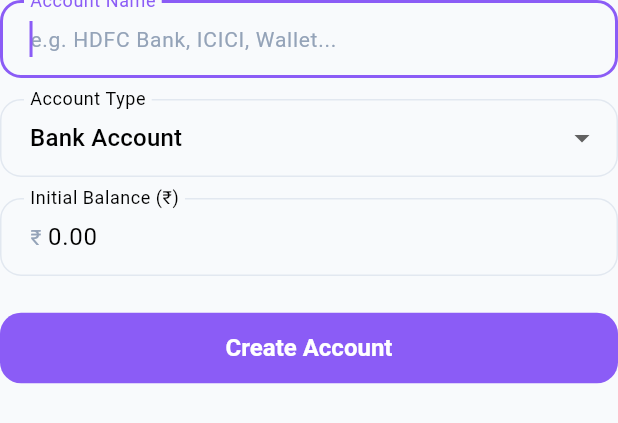
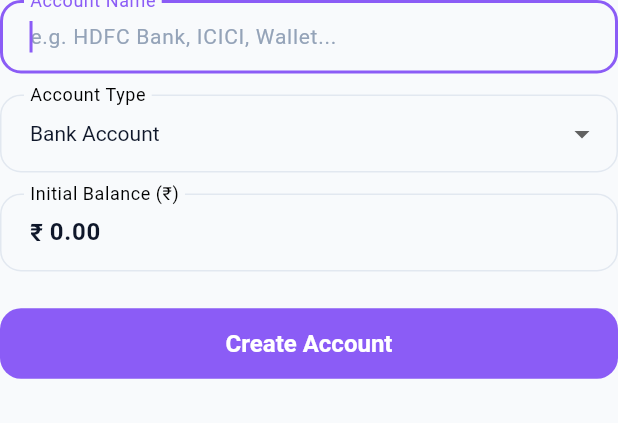
Before and after one commit to madhankumaregd/in-out-budget-manager, a Flutter app: the AddAccountSheet widget shown alone on an empty page, opened directly with empty values, on a phone screen of 412 x 824 dp. Shown: the top 423 px of the screen. Run offline on Flutter 3.47's test engine with Material 3 defaults, Android fonts, the phone set to English and light mode, and no system bars; our stand-ins replace cloud_firestore, firebase_auth, firebase_core, fl_chart, flutter_local_notifications, google_sign_in and 1 more; accounts and stored records are empty; network calls fail.

Commit message:
Fix dark mode popup containers and resolved-brightness theme explosion switching

```diff
--- a/mobile_app/lib/screens/admin/admin_layout_screen.dart
+++ b/mobile_app/lib/screens/admin/admin_layout_screen.dart
@@ -118,7 +118,7 @@ class _AdminLayoutScreenState extends State<AdminLayoutScreen> {
                           _explosionKey.currentState?.explode(
                             origin: origin,
                             toDarkMode: !isDark,
-                            onTrigger: () => themeProv.toggleTheme(),
+                            onTrigger: () => themeProv.toggleTheme(context),
                           );
                         },
                       ),
--- a/mobile_app/lib/widgets/add_account_sheet.dart
+++ b/mobile_app/lib/widgets/add_account_sheet.dart
@@ -72,6 +72,17 @@ class _AddAccountSheetState extends State<AddAccountSheet> {
 
   @override
   Widget build(BuildContext context) {
+    final isDark = Theme.of(context).brightness == Brightness.dark;
+    final textPrimary = isDark ? Colors.white : AppColors.textPrimary;
+    final inputBg = isDark ? const Color(0xFF1E293B) : const Color(0xFFF8FAFC);
+    final dropdownBg = isDark ? const Color(0xFF1E293B) : Colors.white;
+    final errorBg = isDark
+        ? AppColors.expenseRed.withValues(alpha: 0.14)
+        : const Color(0xFFFEF2F2);
+    final errorBorder = isDark
+        ? AppColors.expenseRed.withValues(alpha: 0.38)
+        : const Color(0xFFFECACA);
+
     return Column(
       crossAxisAlignment: CrossAxisAlignment.stretch,
       children: [
@@ -80,9 +91,9 @@ class _AddAccountSheetState extends State<AddAccountSheet> {
             padding: const EdgeInsets.all(12),
             margin: const EdgeInsets.only(bottom: 16),
             decoration: BoxDecoration(
-              color: const Color(0xFFFEF2F2),
+              color: errorBg,
               borderRadius: BorderRadius.circular(12),
-              border: Border.all(color: const Color(0xFFFECACA)),
+              border: Border.all(color: errorBorder),
             ),
             child: Row(
               children: [
@@ -98,9 +109,12 @@ class _AddAccountSheetState extends State<AddAccountSheet> {
         // ── Name ──
         TextField(
           controller: _nameController,
-          decoration: const InputDecoration(
+          style: TextStyle(color: textPrimary, fontSize: 14),
+          decoration: InputDecoration(
             labelText: 'Account Name',
             hintText: 'e.g. HDFC Bank, ICICI, Wallet...',
+            filled: true,
+            fillColor: inputBg,
           ),
           autofocus: true,
         ),
@@ -110,11 +124,17 @@ class _AddAccountSheetState extends State<AddAccountSheet> {
         // ── Type ──
         DropdownButtonFormField<String>(
           value: _selectedType,
-          decoration: const InputDecoration(labelText: 'Account Type'),
+          dropdownColor: dropdownBg,
+          style: TextStyle(color: textPrimary, fontSize: 14),
+          decoration: InputDecoration(
+            labelText: 'Account Type',
+            filled: true,
+            fillColor: inputBg,
+          ),
           items: AppConstants.accountTypes.map((t) {
             return DropdownMenuItem(
               value: t['id']!,
-              child: Text(t['label']!),
+              child: Text(t['label']!, style: TextStyle(color: textPrimary)),
             );
           }).toList(),
           onChanged: (val) {
@@ -128,9 +148,13 @@ class _AddAccountSheetState extends State<AddAccountSheet> {
         TextField(
           controller: _balanceController,
           keyboardType: const TextInputType.numberWithOptions(decimal: true),
+          style: TextStyle(color: textPrimary, fontSize: 16, fontWeight: FontWeight.bold),
           decoration: InputDecoration(
             labelText: 'Initial Balance (${widget.currencySymbol})',
             prefixText: '${widget.currencySymbol} ',
+            prefixStyle: TextStyle(color: textPrimary, fontSize: 16, fontWeight: FontWeight.bold),
+            filled: true,
+            fillColor: inputBg,
           ),
         ),
 
```
Also changed, not shown: mobile_app/lib/core/theme/app_theme.dart (+33 -0 lines), mobile_app/lib/providers/theme_provider.dart (+11 -6 lines), mobile_app/lib/screens/accounts/accounts_screen.dart (+33 -40 lines), mobile_app/lib/screens/admin/admin_settings_screen.dart (+8 -2 lines), mobile_app/lib/screens/main_navigation_screen.dart (+40 -19 lines), mobile_app/lib/widgets/account_detail_sheet.dart (+32 -16 lines), mobile_app/lib/widgets/add_transaction_sheet.dart (+8 -2 lines), mobile_app/lib/widgets/transfer_sheet.dart (+6 -4 lines).
